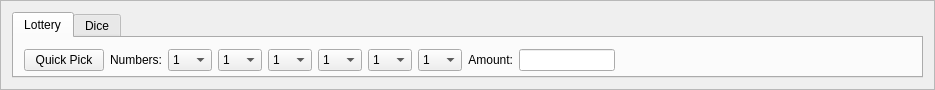
Old version of the form src/qt/forms/votecoinsentry.ui in the repository NoirX/NoirShares-v2-old.
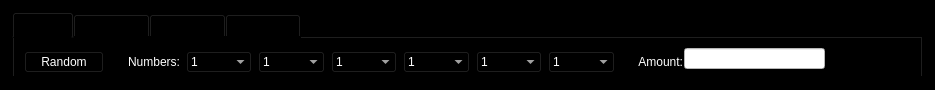
New version of the form. The open tabs and pages were chosen to show the change. Custom widgets are drawn as their Qt base class.

Patch:
```diff
--- a/src/qt/forms/votecoinsentry.ui
+++ b/src/qt/forms/votecoinsentry.ui
@@ -25,22 +25,31 @@
   <property name="windowTitle">
    <string>Form</string>
   </property>
+  <property name="styleSheet">
+   <string notr="true">background-color: rgb(0, 0, 0);</string>
+  </property>
   <property name="frameShape">
    <enum>QFrame::StyledPanel</enum>
   </property>
   <property name="frameShadow">
    <enum>QFrame::Sunken</enum>
   </property>
-  <layout class="QGridLayout" name="gridLayout">
+  <layout class="QHBoxLayout" name="horizontalLayout">
    <property name="spacing">
     <number>12</number>
    </property>
-   <item row="3" column="0">
+   <item>
     <widget class="QTabWidget" name="gamePanel">
+     <property name="styleSheet">
+      <string notr="true">background-color: rgb(0, 0, 0);</string>
+     </property>
      <property name="currentIndex">
       <number>0</number>
      </property>
      <widget class="QWidget" name="tab">
+      <property name="styleSheet">
+       <string notr="true">color:white;background-color:black;border-width:1px;</string>
+      </property>
       <attribute name="title">
        <string>Lottery</string>
       </attribute>
@@ -50,15 +59,24 @@
          <x>10</x>
          <y>10</y>
          <width>591</width>
-         <height>25</height>
+         <height>29</height>
         </rect>
        </property>
        <layout class="QGridLayout" name="gridLayout_3">
-        <item row="0" column="9">
-         <widget class="BitcoinAmountField" name="payAmount"/>
-        </item>
         <item row="0" column="4">
          <widget class="QComboBox" name="number1_3">
+          <property name="sizePolicy">
+           <sizepolicy hsizetype="Fixed" vsizetype="Fixed">
+            <horstretch>0</horstretch>
+            <verstretch>0</verstretch>
+           </sizepolicy>
+          </property>
+          <property name="maximumSize">
+           <size>
+            <width>66</width>
+            <height>16777215</height>
+           </size>
+          </property>
           <property name="currentIndex">
            <number>0</number>
           </property>
@@ -279,6 +297,18 @@
         </item>
         <item row="0" column="2">
          <widget class="QComboBox" name="number1">
+          <property name="sizePolicy">
+           <sizepolicy hsizetype="Fixed" vsizetype="Fixed">
+            <horstretch>0</horstretch>
+            <verstretch>0</verstretch>
+           </sizepolicy>
+          </property>
+          <property name="maximumSize">
+           <size>
+            <width>66</width>
+            <height>16777215</height>
+           </size>
+          </property>
           <property name="currentIndex">
            <number>0</number>
           </property>
@@ -499,6 +529,18 @@
         </item>
         <item row="0" column="6">
          <widget class="QComboBox" name="number1_5">
+          <property name="sizePolicy">
+           <sizepolicy hsizetype="Fixed" vsizetype="Fixed">
+            <horstretch>0</horstretch>
+            <verstretch>0</verstretch>
+           </sizepolicy>
+          </property>
+          <property name="maximumSize">
+           <size>
+            <width>66</width>
+            <height>16777215</height>
+           </size>
+          </property>
           <property name="currentIndex">
            <number>0</number>
           </property>
@@ -719,6 +761,18 @@
         </item>
         <item row="0" column="3">
          <widget class="QComboBox" name="number1_2">
+          <property name="sizePolicy">
+           <sizepolicy hsizetype="Fixed" vsizetype="Fixed">
+            <horstretch>0</horstretch>
+            <verstretch>0</verstretch>
+           </sizepolicy>
+          </property>
+          <property name="maximumSize">
+           <size>
+            <width>67</width>
+            <height>16777215</height>
+           </size>
+          </property>
           <property name="currentIndex">
            <number>0</number>
           </property>
@@ -937,14 +991,239 @@
           </item>
          </widget>
         </item>
+        <item row="0" column="0">
+         <widget class="QPushButton" name="QuickPick">
+          <property name="palette">
+           <palette>
+            <active>
+             <colorrole role="WindowText">
+              <brush brushstyle="SolidPattern">
+               <color alpha="255">
+                <red>255</red>
+                <green>255</green>
+                <blue>255</blue>
+               </color>
+              </brush>
+             </colorrole>
+             <colorrole role="Button">
+              <brush brushstyle="SolidPattern">
+               <color alpha="255">
+                <red>0</red>
+                <green>0</green>
+                <blue>0</blue>
+               </color>
+              </brush>
+             </colorrole>
+             <colorrole role="Text">
+              <brush brushstyle="SolidPattern">
+               <color alpha="255">
+                <red>255</red>
+                <green>255</green>
+                <blue>255</blue>
+               </color>
+              </brush>
+             </colorrole>
+             <colorrole role="ButtonText">
+              <brush brushstyle="SolidPattern">
+               <color alpha="255">
+                <red>255</red>
+                <green>255</green>
+                <blue>255</blue>
+               </color>
+              </brush>
+             </colorrole>
+             <colorrole role="Base">
+              <brush brushstyle="SolidPattern">
+               <color alpha="255">
+                <red>0</red>
+                <green>0</green>
+                <blue>0</blue>
+               </color>
+              </brush>
+             </colorrole>
+             <colorrole role="Window">
+              <brush brushstyle="SolidPattern">
+               <color alpha="255">
+                <red>0</red>
+                <green>0</green>
+                <blue>0</blue>
+               </color>
+              </brush>
+             </colorrole>
+             <colorrole role="AlternateBase">
+              <brush brushstyle="SolidPattern">
+               <color alpha="255">
+                <red>0</red>
+                <green>0</green>
+                <blue>85</blue>
+               </color>
+              </brush>
+             </colorrole>
+            </active>
+            <inactive>
+             <colorrole role="WindowText">
+              <brush brushstyle="SolidPattern">
+               <color alpha="255">
+                <red>255</red>
+                <green>255</green>
+                <blue>255</blue>
+               </color>
+              </brush>
+             </colorrole>
+             <colorrole role="Button">
+              <brush brushstyle="SolidPattern">
+               <color alpha="255">
+                <red>0</red>
+                <green>0</green>
+                <blue>0</blue>
+               </color>
+              </brush>
+             </colorrole>
+             <colorrole role="Text">
+              <brush brushstyle="SolidPattern">
+               <color alpha="255">
+                <red>255</red>
+                <green>255</green>
+                <blue>255</blue>
+               </color>
+              </brush>
+             </colorrole>
+             <colorrole role="ButtonText">
+              <brush brushstyle="SolidPattern">
+               <color alpha="255">
+                <red>255</red>
+                <green>255</green>
+                <blue>255</blue>
+               </color>
+              </brush>
+             </colorrole>
+             <colorrole role="Base">
+              <brush brushstyle="SolidPattern">
+               <color alpha="255">
+                <red>0</red>
+                <green>0</green>
+                <blue>0</blue>
+               </color>
+              </brush>
+             </colorrole>
+             <colorrole role="Window">
+              <brush brushstyle="SolidPattern">
+               <color alpha="255">
+                <red>0</red>
+                <green>0</green>
+                <blue>0</blue>
+               </color>
+              </brush>
+             </colorrole>
+             <colorrole role="AlternateBase">
+              <brush brushstyle="SolidPattern">
+               <color alpha="255">
+                <red>0</red>
+                <green>0</green>
+                <blue>85</blue>
+               </color>
+              </brush>
+             </colorrole>
+            </inactive>
+            <disabled>
+             <colorrole role="WindowText">
+              <brush brushstyle="SolidPattern">
+               <color alpha="255">
+                <red>255</red>
+                <green>255</green>
+                <blue>255</blue>
+               </color>
+              </brush>
+             </colorrole>
+             <colorrole role="Button">
+              <brush brushstyle="SolidPattern">
+               <color alpha="255">
+                <red>0</red>
+                <green>0</green>
+                <blue>0</blue>
+               </color>
+              </brush>
+             </colorrole>
+             <colorrole role="Text">
+              <brush brushstyle="SolidPattern">
+               <color alpha="255">
+                <red>255</red>
+                <green>255</green>
+                <blue>255</blue>
+               </color>
+              </brush>
+             </colorrole>
+             <colorrole role="ButtonText">
+              <brush brushstyle="SolidPattern">
+               <color alpha="255">
+                <red>255</red>
+                <green>255</green>
+                <blue>255</blue>
+               </color>
+              </brush>
+             </colorrole>
+             <colorrole role="Base">
+              <brush brushstyle="SolidPattern">
+               <color alpha="255">
+                <red>0</red>
+                <green>0</green>
+                <blue>0</blue>
+               </color>
+              </brush>
+             </colorrole>
+             <colorrole role="Window">
+              <brush brushstyle="SolidPattern">
+               <color alpha="255">
+                <red>0</red>
+                <green>0</green>
+                <blue>0</blue>
+               </color>
+              </brush>
+             </colorrole>
+             <colorrole role="AlternateBase">
+              <brush brushstyle="SolidPattern">
+               <color alpha="255">
+                <red>0</red>
+                <green>0</green>
+                <blue>85</blue>
+               </color>
+              </brush>
+             </colorrole>
+            </disabled>
+           </palette>
+          </property>
+          <property name="styleSheet">
+           <string notr="true">color: rgb(255, 255, 255);
+background-color: rgb(0, 0, 0);</string>
+          </property>
+          <property name="text">
+           <string>Random</string>
+          </property>
+         </widget>
+        </item>
         <item row="0" column="7">
          <widget class="QComboBox" name="number1_6">
+          <property name="sizePolicy">
+           <sizepolicy hsizetype="Fixed" vsizetype="Fixed">
+            <horstretch>0</horstretch>
+            <verstretch>0</verstretch>
+           </sizepolicy>
+          </property>
+          <property name="maximumSize">
+           <size>
+            <width>67</width>
+            <height>16777215</height>
+           </size>
+          </property>
           <property name="currentIndex">
            <number>0</number>
           </property>
           <property name="maxVisibleItems">
            <number>9</number>
           </property>
+          <property name="sizeAdjustPolicy">
+           <enum>QComboBox::AdjustToContentsOnFirstShow</enum>
+          </property>
           <item>
            <property name="text">
             <string notr="true">1</string>
@@ -1157,23 +1436,6 @@
           </item>
          </widget>
         </item>
-        <item row="0" column="8">
-         <widget class="QLabel" name="label_3">
-          <property name="text">
-           <string>Amount:</string>
-          </property>
-          <property name="alignment">
-           <set>Qt::AlignRight|Qt::AlignTrailing|Qt::AlignVCenter</set>
-          </property>
-         </widget>
-        </item>
-        <item row="0" column="0">
-         <widget class="QPushButton" name="QuickPick">
-          <property name="text">
-           <string>Quick Pick</string>
-          </property>
-         </widget>
-        </item>
         <item row="0" column="1">
          <widget class="QLabel" name="label_2">
           <property name="text">
@@ -1186,6 +1448,18 @@
         </item>
         <item row="0" column="5">
          <widget class="QComboBox" name="number1_4">
+          <property name="sizePolicy">
+           <sizepolicy hsizetype="Fixed" vsizetype="Fixed">
+            <horstretch>0</horstretch>
+            <verstretch>0</verstretch>
+           </sizepolicy>
+          </property>
+          <property name="maximumSize">
+           <size>
+            <width>67</width>
+            <height>16777215</height>
+           </size>
+          </property>
           <property name="currentIndex">
            <number>0</number>
           </property>
@@ -1406,157 +1680,57 @@
         </item>
        </layout>
       </widget>
+      <widget class="BitcoinAmountField" name="payAmount">
+       <property name="geometry">
+        <rect>
+         <x>670</x>
+         <y>10</y>
+         <width>141</width>
+         <height>21</height>
+        </rect>
+       </property>
+       <property name="styleSheet">
+        <string notr="true">background-color: rgb(255, 255, 255);
+color: rgb(0, 0, 0);</string>
+       </property>
+      </widget>
+      <widget class="QLabel" name="label_3">
+       <property name="geometry">
+        <rect>
+         <x>610</x>
+         <y>10</y>
+         <width>59</width>
+         <height>27</height>
+        </rect>
+       </property>
+       <property name="text">
+        <string>Amount:</string>
+       </property>
+       <property name="alignment">
+        <set>Qt::AlignRight|Qt::AlignTrailing|Qt::AlignVCenter</set>
+       </property>
+      </widget>
      </widget>
      <widget class="QWidget" name="tab_2">
       <attribute name="title">
-       <string>Dice</string>
+       <string>Reserved</string>
       </attribute>
-      <widget class="QWidget" name="layoutWidget">
-       <property name="geometry">
-        <rect>
-         <x>310</x>
-         <y>10</y>
-         <width>381</width>
-         <height>22</height>
-        </rect>
-       </property>
-       <layout class="QGridLayout" name="gridLayout_4">
-        <item row="0" column="1">
-         <widget class="BitcoinAmountField" name="payAmount_2"/>
-        </item>
-        <item row="0" column="0">
-         <widget class="QLabel" name="label_4">
-          <property name="text">
-           <string>Amount:</string>
-          </property>
-          <property name="alignment">
-           <set>Qt::AlignRight|Qt::AlignTrailing|Qt::AlignVCenter</set>
-          </property>
-         </widget>
-        </item>
-       </layout>
-      </widget>
-      <widget class="QComboBox" name="gameType">
-       <property name="geometry">
-        <rect>
-         <x>10</x>
-         <y>10</y>
-         <width>291</width>
-         <height>20</height>
-        </rect>
-       </property>
-       <property name="currentIndex">
-        <number>0</number>
-       </property>
-       <property name="maxVisibleItems">
-        <number>9</number>
-       </property>
-       <item>
-        <property name="text">
-         <string notr="true">Roll 1                      (Snowball X1024)</string>
-        </property>
-       </item>
-       <item>
-        <property name="text">
-         <string notr="true">Roll 1 or 2              (SFA chance of X512)</string>
-        </property>
-       </item>
-       <item>
-        <property name="text">
-         <string notr="true">Roll 1 to 4              (Slim chance of X256)</string>
-        </property>
-       </item>
-       <item>
-        <property name="text">
-         <string notr="true">Roll 1 to 8              (.78125% win X128)</string>
-        </property>
-       </item>
-       <item>
-        <property name="text">
-         <string notr="true">Roll 1 to 16            (1.5625% win X64)</string>
-        </property>
-       </item>
-       <item>
-        <property name="text">
-         <string notr="true">Roll 1 to 32            (3.125% win X32)</string>
-        </property>
-       </item>
-       <item>
-        <property name="text">
-         <string notr="true">Roll 1 to 64            (6.25% win X16)</string>
-        </property>
-       </item>
-       <item>
-        <property name="text">
-         <string notr="true">Roll 1 to 128          (12.5% win X8)</string>
-        </property>
-       </item>
-       <item>
-        <property name="text">
-         <string notr="true">Roll 1 to 256          (25% win X4)</string>
-        </property>
-       </item>
-       <item>
-        <property name="text">
-         <string notr="true">Roll 1 to 512          (50% win X2)</string>
-        </property>
-       </item>
-       <item>
-        <property name="text">
-         <string notr="true">Roll 1 to 768          (75% win X1.33)</string>
-        </property>
-       </item>
-       <item>
-        <property name="text">
-         <string notr="true">Roll 1 to 896          (87.5% win X1.14)</string>
-        </property>
-       </item>
-       <item>
-        <property name="text">
-         <string notr="true">Roll 1 to 960          (93.75% win X1.067)</string>
-        </property>
-       </item>
-       <item>
-        <property name="text">
-         <string notr="true">Roll 1 to 992          (96.87% win X1.032)</string>
-        </property>
-       </item>
-       <item>
-        <property name="text">
-         <string notr="true">Roll 1 to 1008        (98.44% win X1.016)</string>
-        </property>
-       </item>
-       <item>
-        <property name="text">
-         <string notr="true">Roll 1 to 1016        (99.22% win X 1.008)</string>
-        </property>
-       </item>
-       <item>
-        <property name="text">
-         <string notr="true">Roll 1 to 1020        (Guarantee)</string>
-        </property>
-       </item>
-       <item>
-        <property name="text">
-         <string notr="true">Roll 1 to 1022        (Dead Cert)</string>
-        </property>
-       </item>
-       <item>
-        <property name="text">
-         <string notr="true">Roll 1 to 1023        (Everytime)</string>
-        </property>
-       </item>
-       <item>
-        <property name="text">
-         <string notr="true">Roll Odd                (50% win X2)</string>
-        </property>
-       </item>
-       <item>
-        <property name="text">
-         <string notr="true">Roll Even               (50% win X2)</string>
-        </property>
-       </item>
-      </widget>
+     </widget>
+     <widget class="QWidget" name="tab_4">
+      <property name="styleSheet">
+       <string notr="true">color:white;background-color:black;border-width:1px;</string>
+      </property>
+      <attribute name="title">
+       <string>Reserved</string>
+      </attribute>
+     </widget>
+     <widget class="QWidget" name="tab_3">
+      <property name="styleSheet">
+       <string notr="true">color:black;background-color:black;border-width:1px;</string>
+      </property>
+      <attribute name="title">
+       <string>Reserved</string>
+      </attribute>
      </widget>
     </widget>
    </item>
```
Left out of the diff: 5 changed lines with no effect on the pictures.
